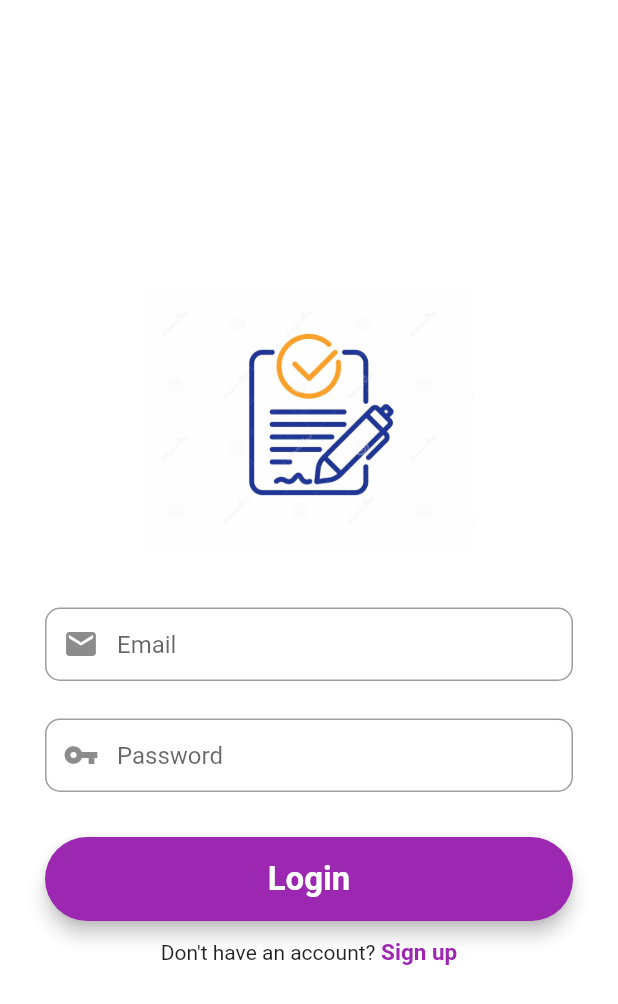
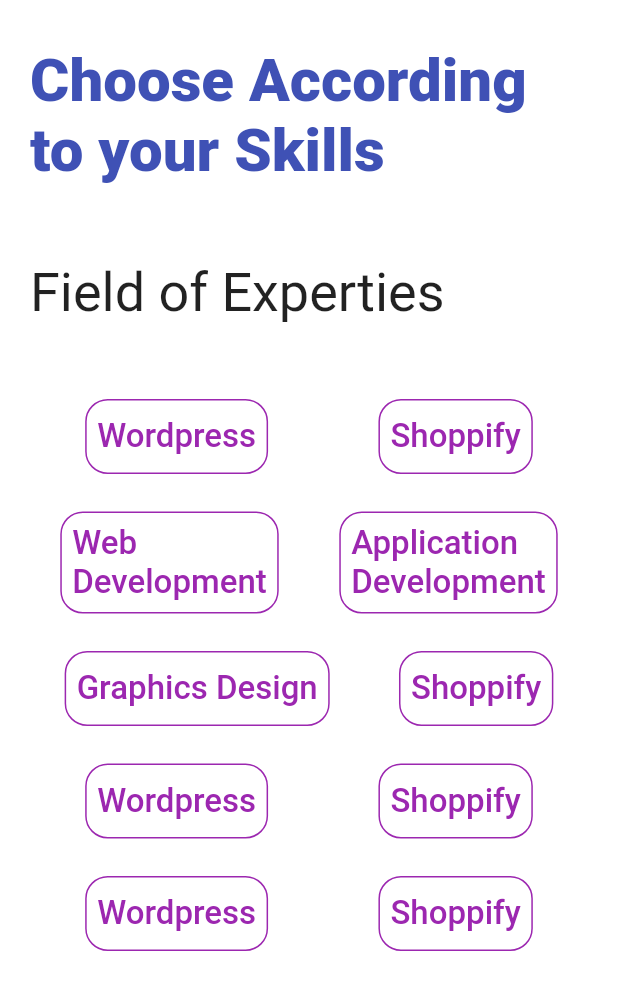
Before and after one commit to HasaanSaeed/Alert_App, a Flutter app: the screen it shows after launch, on a phone screen of 412 x 824 dp. Shown: the top 1004 px of the screen. Run offline on Flutter 3.47's test engine with Material 2 defaults, Android fonts, the light colour scheme and no system bars; our stand-ins replace cloud_firestore, firebase_auth, firebase_core, fluttertoast, get; missing offline and left inert: bulleted_list; accounts and stored records are empty.

Commit message:
Fields Name done

```diff
--- /dev/null
+++ b/lib/Screens/field_list.dart
@@ -0,0 +1,80 @@
+import 'package:alertsapp/Widgets/custome_row.dart';
+import 'package:flutter/material.dart';
+
+class FiledList extends StatefulWidget {
+  const FiledList({super.key});
+
+  @override
+  State<FiledList> createState() => _FiledListState();
+}
+
+class _FiledListState extends State<FiledList> {
+  @override
+  Widget build(BuildContext context) {
+    return Scaffold(
+      body: SafeArea(
+        child: SingleChildScrollView(
+          child: Padding(
+            padding: const EdgeInsets.symmetric(vertical: 30, horizontal: 20),
+            child: Column(
+              crossAxisAlignment: CrossAxisAlignment.start,
+              children: [
+                const Text(
+                  'Choose According to your Skills',
+                  style: TextStyle(
+                      color: Colors.indigo,
+                      fontSize: 40,
+                      fontWeight: FontWeight.w800),
+                ),
+                const SizedBox(
+                  height: 50,
+                ),
+                const Text(
+                  'Field of Experties',
+                  style: TextStyle(fontSize: 36),
+                ),
+                const SizedBox(
+                  height: 50,
+                ),
+                CustomRow(
+                  title1: 'Wordpress',
+                  title2: 'Shoppify',
+                  buttonColor: Colors.purple,
+                ),
+                const SizedBox(
+                  height: 25,
+                ),
+                CustomRow(
+                  title1: 'Web\nDevelopment',
+                  title2: 'Application\nDevelopment',
+                  buttonColor: Colors.purple,
+                ),
+                const SizedBox(
+                  height: 25,
+                ),
+                CustomRow(
+                    title1: 'Graphics Design',
+                    title2: 'Shoppify',
+                    buttonColor: Colors.purple),
+                const SizedBox(
+                  height: 25,
+                ),
+                CustomRow(
+                    title1: 'Wordpress',
+                    title2: 'Shoppify',
+                    buttonColor: Colors.purple),
+                const SizedBox(
+                  height: 25,
+                ),
+                CustomRow(
+                    title1: 'Wordpress',
+                    title2: 'Shoppify',
+                    buttonColor: Colors.purple),
+              ],
+            ),
+          ),
+        ),
+      ),
+    );
+  }
+}
--- a/lib/Screens/home_screen.dart
+++ b/lib/Screens/home_screen.dart
@@ -1,3 +1,5 @@
+import 'package:alertsapp/Screens/field_list.dart';
+import 'package:alertsapp/Widgets/custome_row.dart';
 import 'package:flutter/material.dart';
 
 class HomeScreen extends StatefulWidget {
@@ -16,13 +18,30 @@
           child: Padding(
             padding: const EdgeInsets.symmetric(vertical: 30, horizontal: 20),
             child: Column(
-              children: const [
-                Text(
+              crossAxisAlignment: CrossAxisAlignment.start,
+              children: [
+                const Text(
                   'Weclome !!!',
                   style: TextStyle(
-                      color: Colors.purple,
+                      color: Colors.indigo,
                       fontSize: 40,
                       fontWeight: FontWeight.w800),
+                ),
+                const SizedBox(
+                  height: 50,
+                ),
+                const Text(
+                  'Categories',
+                  style: TextStyle(fontSize: 36),
+                ),
+                const SizedBox(
+                  height: 100,
+                ),
+                CustomRow(
+                  title1: 'Fiver',
+                  title2: 'Upwork',
+                  buttonColor: Colors.purple,
+
                 ),
               ],
             ),
--- a/lib/Screens/on_boarding.dart
+++ b/lib/Screens/on_boarding.dart
@@ -1,5 +1,5 @@
 import 'package:alertsapp/Authentication/sign_in.dart';
-import 'package:alertsapp/Widgets/Custom_Button.dart';
+import 'package:alertsapp/Widgets/custom_button.dart';
 import 'package:bulleted_list/bulleted_list.dart';
 import 'package:flutter/material.dart';
 
--- /dev/null
+++ b/lib/Widgets/custome_row.dart
@@ -0,0 +1,58 @@
+// ignore_for_file: prefer_const_constructors_in_immutables
+
+import 'package:flutter/material.dart';
+
+class CustomRow extends StatelessWidget {
+  final String title1;
+  final String title2;
+  final Color buttonColor;
+
+  CustomRow({
+    super.key,
+    required this.title1,
+    required this.title2,
+    required this.buttonColor,
+  });
+
+  @override
+  Widget build(BuildContext context) {
+    return Row(
+      mainAxisAlignment: MainAxisAlignment.spaceAround,
+      children: [
+        TextButton(
+          style: ButtonStyle(
+            minimumSize: MaterialStateProperty.all(const Size(100, 50)),
+            shape: MaterialStateProperty.all<RoundedRectangleBorder>(
+              RoundedRectangleBorder(
+                borderRadius: BorderRadius.circular(15.0),
+                side: BorderSide(color: buttonColor),
+              ),
+            ),
+          ),
+          onPressed: () {},
+          child: Text(
+            title1,
+            style: TextStyle(fontSize: 22, color: buttonColor),
+          ),
+        ),
+        TextButton(
+          style: ButtonStyle(
+            minimumSize: MaterialStateProperty.all(const Size(100, 50)),
+            shape: MaterialStateProperty.all<RoundedRectangleBorder>(
+              RoundedRectangleBorder(
+                borderRadius: BorderRadius.circular(15.0),
+                side: BorderSide(color: buttonColor),
+              ),
+            ),
+          ),
+          onPressed: () {},
+          child: Text(
+            overflow: TextOverflow.clip,
+            title2,
+            style: TextStyle(fontSize: 22, color: buttonColor),
+          ),
+        ),
+      ],
+    );
+  }
+}
--- a/lib/main.dart
+++ b/lib/main.dart
@@ -1,4 +1,5 @@
-import 'package:alertsapp/Authentication/sign_in.dart';
+import 'package:alertsapp/Screens/field_list.dart';
+import 'package:alertsapp/Screens/home_screen.dart';
 import 'package:firebase_core/firebase_core.dart';
 import 'package:flutter/material.dart';
 
@@ -17,7 +18,7 @@
     return MaterialApp(
       theme: ThemeData(scaffoldBackgroundColor: Colors.white),
       debugShowCheckedModeBanner: false,
-      home: const SignIn(),
+      home: const FiledList(),
     );
   }
 }
```
